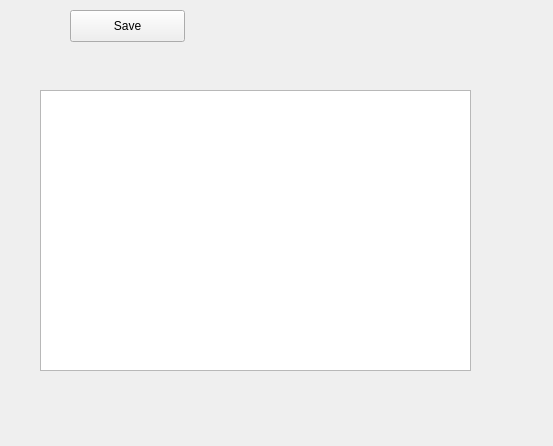
First picture: the form in editor/editorpanel.ui, repository MaruoLab2015/5AxisFabricationApplication, before the edit.
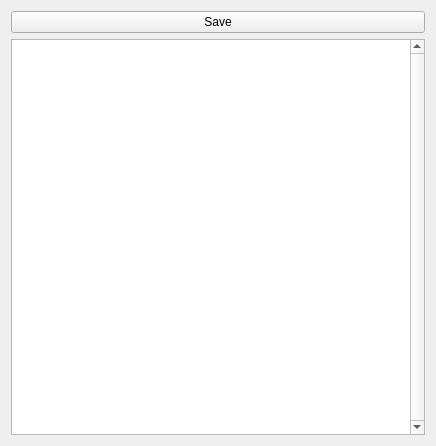
Second picture: the form after the edit.

Patch:
```diff
--- a/editor/editorpanel.ui
+++ b/editor/editorpanel.ui
@@ -6,36 +6,39 @@
    <rect>
     <x>0</x>
     <y>0</y>
-    <width>553</width>
+    <width>436</width>
     <height>446</height>
    </rect>
   </property>
   <property name="windowTitle">
    <string>Form</string>
   </property>
-  <widget class="QTextEdit" name="mainTextEdit">
-   <property name="geometry">
-    <rect>
-     <x>40</x>
-     <y>90</y>
-     <width>431</width>
-     <height>281</height>
-    </rect>
-   </property>
-  </widget>
-  <widget class="QPushButton" name="pushButton">
-   <property name="geometry">
-    <rect>
-     <x>70</x>
-     <y>10</y>
-     <width>115</width>
-     <height>32</height>
-    </rect>
-   </property>
-   <property name="text">
-    <string>Save</string>
-   </property>
-  </widget>
+  <layout class="QGridLayout" name="gridLayout">
+   <item row="0" column="0">
+    <layout class="QVBoxLayout" name="verticalLayout">
+     <item>
+      <widget class="QPushButton" name="pushButton">
+       <property name="text">
+        <string>Save</string>
+       </property>
+      </widget>
+     </item>
+     <item>
+      <widget class="QTextEdit" name="mainTextEdit">
+       <property name="mouseTracking">
+        <bool>false</bool>
+       </property>
+       <property name="verticalScrollBarPolicy">
+        <enum>Qt::ScrollBarAlwaysOn</enum>
+       </property>
+       <property name="horizontalScrollBarPolicy">
+        <enum>Qt::ScrollBarAsNeeded</enum>
+       </property>
+      </widget>
+     </item>
+    </layout>
+   </item>
+  </layout>
  </widget>
  <resources/>
  <connections/>
```
